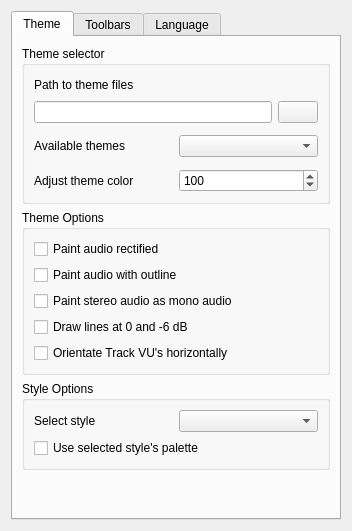
The window that src/traverso/ui/AppearenceConfigPage.ui (ErwanLegrand/Traverso-DAW) describes before a commit, drawn with Qt 5.
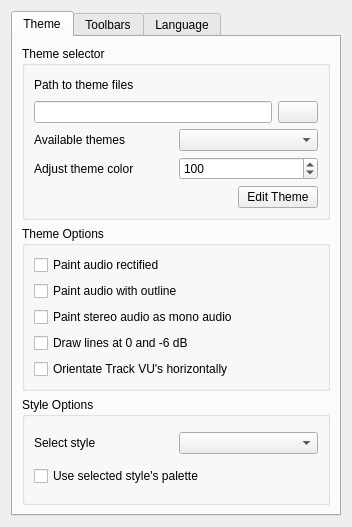
The same window after the commit.

Commit message: simple theme modifier dialog

Diff of the .ui file:
```diff
--- a/src/traverso/ui/AppearenceConfigPage.ui
+++ b/src/traverso/ui/AppearenceConfigPage.ui
@@ -7,7 +7,7 @@
     <x>0</x>
     <y>0</y>
     <width>352</width>
-    <height>531</height>
+    <height>527</height>
    </rect>
   </property>
   <property name="windowTitle">
@@ -35,13 +35,7 @@
          <property name="title">
           <string>Theme selector</string>
          </property>
-         <layout class="QVBoxLayout">
-          <property name="spacing">
-           <number>12</number>
-          </property>
-          <property name="margin">
-           <number>9</number>
-          </property>
+         <layout class="QVBoxLayout" name="verticalLayout_2">
           <item>
            <layout class="QVBoxLayout">
             <property name="spacing">
@@ -155,13 +149,7 @@
            </layout>
           </item>
           <item>
-           <layout class="QHBoxLayout">
-            <property name="spacing">
-             <number>6</number>
-            </property>
-            <property name="margin">
-             <number>0</number>
-            </property>
+           <layout class="QHBoxLayout" name="horizontalLayout">
             <item>
              <widget class="QLabel" name="label_3">
               <property name="text">
@@ -181,6 +169,30 @@
             </item>
            </layout>
           </item>
+          <item>
+           <layout class="QHBoxLayout" name="horizontalLayout_2">
+            <item>
+             <spacer name="horizontalSpacer">
+              <property name="orientation">
+               <enum>Qt::Horizontal</enum>
+              </property>
+              <property name="sizeHint" stdset="0">
+               <size>
+                <width>40</width>
+                <height>20</height>
+               </size>
+              </property>
+             </spacer>
+            </item>
+            <item>
+             <widget class="QPushButton" name="editThemePushButton">
+              <property name="text">
+               <string>Edit Theme</string>
+              </property>
+             </widget>
+            </item>
+           </layout>
+          </item>
          </layout>
         </widget>
        </item>
@@ -291,19 +303,6 @@
          </layout>
         </widget>
        </item>
-       <item>
-        <spacer>
-         <property name="orientation">
-          <enum>Qt::Vertical</enum>
-         </property>
-         <property name="sizeHint" stdset="0">
-          <size>
-           <width>20</width>
-           <height>40</height>
-          </size>
-         </property>
-        </spacer>
-       </item>
       </layout>
      </widget>
      <widget class="QWidget" name="tab_2">
```
The commit also changes 5 other files.
